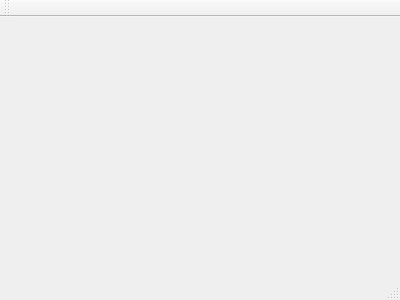
Above: mainwindow.ui from AlexDenisov/QiOS before the change. Below: the same form after it.
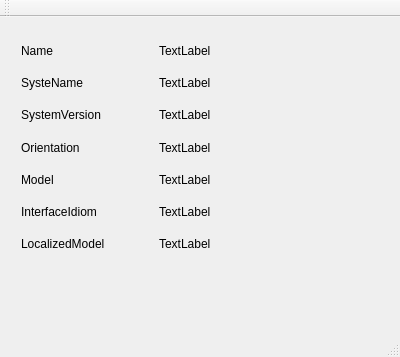
That is the form after the change.

Diff of the .ui file:
```diff
--- a/mainwindow.ui
+++ b/mainwindow.ui
@@ -1,24 +1,188 @@
 <ui version="4.0">
  <class>MainWindow</class>
- <widget class="QMainWindow" name="MainWindow" >
-  <property name="geometry" >
+ <widget class="QMainWindow" name="MainWindow">
+  <property name="geometry">
    <rect>
     <x>0</x>
     <y>0</y>
     <width>400</width>
-    <height>300</height>
+    <height>357</height>
    </rect>
   </property>
   <property name="windowTitle" >
    <string>MainWindow</string>
   </property>
-  <widget class="QMenuBar" name="menuBar" />
-  <widget class="QToolBar" name="mainToolBar" />
-  <widget class="QWidget" name="centralWidget" />
-  <widget class="QStatusBar" name="statusBar" />
+  <widget class="QWidget" name="centralWidget">
+   <widget class="QWidget" name="">
+    <property name="geometry">
+     <rect>
+      <x>10</x>
+      <y>10</y>
+      <width>291</width>
+      <height>241</height>
+     </rect>
+    </property>
+    <layout class="QVBoxLayout" name="centralLayout">
+     <item>
+      <layout class="QHBoxLayout" name="horizontalLayout">
+       <item>
+        <widget class="QLabel" name="label">
+         <property name="text">
+          <string>Name</string>
+         </property>
+        </widget>
+       </item>
+       <item>
+        <widget class="QLabel" name="nameLabel">
+         <property name="text">
+          <string>TextLabel</string>
+         </property>
+        </widget>
+       </item>
+      </layout>
+     </item>
+     <item>
+      <layout class="QHBoxLayout" name="horizontalLayout_2">
+       <item>
+        <widget class="QLabel" name="label_3">
+         <property name="text">
+          <string>SysteName</string>
+         </property>
+        </widget>
+       </item>
+       <item>
+        <widget class="QLabel" name="systemNameLabel">
+         <property name="text">
+          <string>TextLabel</string>
+         </property>
+        </widget>
+       </item>
+      </layout>
+     </item>
+     <item>
+      <layout class="QHBoxLayout" name="horizontalLayout_3">
+       <item>
+        <widget class="QLabel" name="label_5">
+         <property name="text">
+          <string>SystemVersion</string>
+         </property>
+        </widget>
+       </item>
+       <item>
+        <widget class="QLabel" name="systemVersionLabel">
+         <property name="text">
+          <string>TextLabel</string>
+         </property>
+        </widget>
+       </item>
+      </layout>
+     </item>
+     <item>
+      <layout class="QHBoxLayout" name="horizontalLayout_7">
+       <item>
+        <widget class="QLabel" name="label_13">
+         <property name="text">
+          <string>Orientation</string>
+         </property>
+        </widget>
+       </item>
+       <item>
+        <widget class="QLabel" name="orientationLabel">
+         <property name="text">
+          <string>TextLabel</string>
+         </property>
+        </widget>
+       </item>
+      </layout>
+     </item>
+     <item>
+      <layout class="QHBoxLayout" name="horizontalLayout_4">
+       <item>
+        <widget class="QLabel" name="label_7">
+         <property name="text">
+          <string>Model</string>
+         </property>
+        </widget>
+       </item>
+       <item>
+        <widget class="QLabel" name="modelLabel">
+         <property name="text">
+          <string>TextLabel</string>
+         </property>
+        </widget>
+       </item>
+      </layout>
+     </item>
+     <item>
+      <layout class="QHBoxLayout" name="horizontalLayout_6">
+       <item>
+        <widget class="QLabel" name="label_11">
+         <property name="text">
+          <string>InterfaceIdiom</string>
+         </property>
+        </widget>
+       </item>
+       <item>
+        <widget class="QLabel" name="interfaceidiomLabel">
+         <property name="text">
+          <string>TextLabel</string>
+         </property>
+        </widget>
+       </item>
+      </layout>
+     </item>
+     <item>
+      <layout class="QHBoxLayout" name="horizontalLayout_5">
+       <item>
+        <widget class="QLabel" name="label_9">
+         <property name="text">
+          <string>LocalizedModel</string>
+         </property>
+        </widget>
+       </item>
+       <item>
+        <widget class="QLabel" name="localizedModelLabel">
+         <property name="text">
+          <string>TextLabel</string>
+         </property>
+        </widget>
+       </item>
+      </layout>
+     </item>
+    </layout>
+   </widget>
+   <zorder>label</zorder>
+   <zorder>nameLabel</zorder>
+   <zorder>layoutWidget</zorder>
+   <zorder>layoutWidget_2</zorder>
+   <zorder>layoutWidget_3</zorder>
+   <zorder>label_3</zorder>
+   <zorder>label_3</zorder>
+   <zorder>layoutWidget_4</zorder>
+   <zorder>layoutWidget_5</zorder>
+   <zorder>layoutWidget_6</zorder>
+  </widget>
+  <widget class="QMenuBar" name="menuBar">
+   <property name="geometry">
+    <rect>
+     <x>0</x>
+     <y>0</y>
+     <width>400</width>
+     <height>22</height>
+    </rect>
+   </property>
+  </widget>
+  <widget class="QToolBar" name="mainToolBar">
+   <attribute name="toolBarArea">
+    <enum>TopToolBarArea</enum>
+   </attribute>
+   <attribute name="toolBarBreak">
+    <bool>false</bool>
+   </attribute>
+  </widget>
+  <widget class="QStatusBar" name="statusBar"/>
  </widget>
- <layoutDefault spacing="6" margin="11" />
- <pixmapfunction></pixmapfunction>
+ <layoutdefault spacing="6" margin="11"/>
  <resources/>
  <connections/>
 </ui>
```
Left out of the diff: 3 changed lines with no effect on the pictures.
